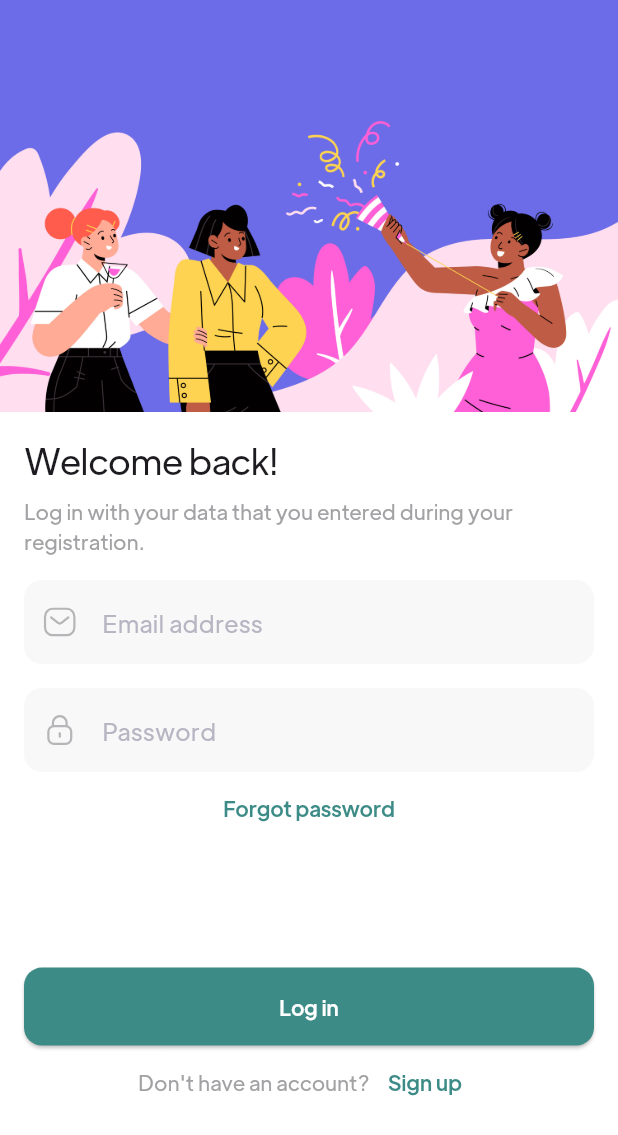
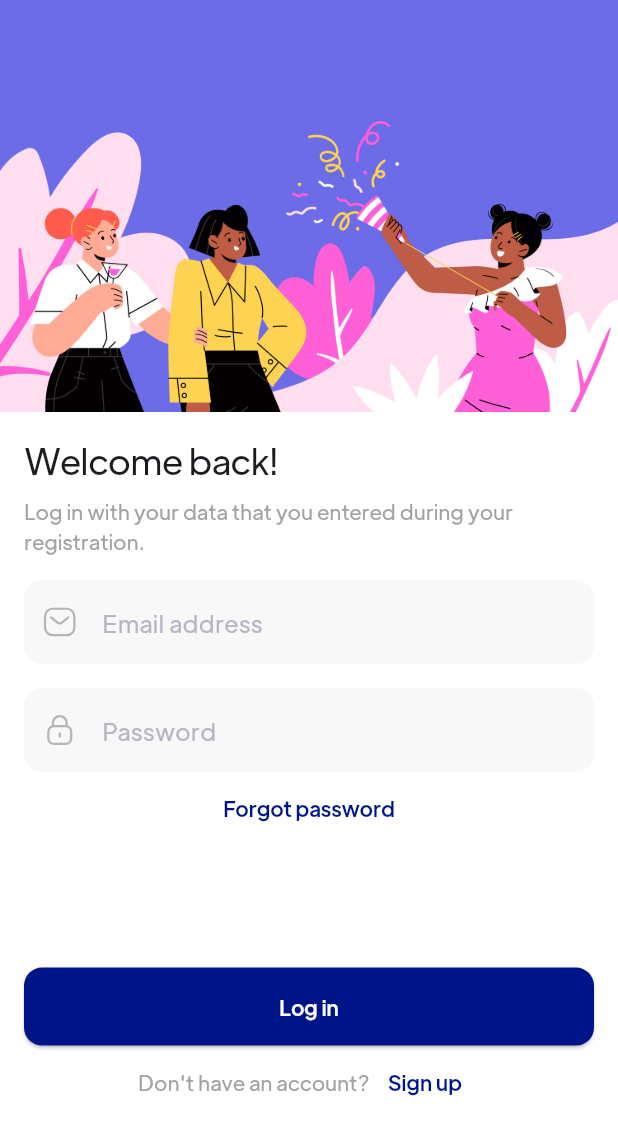
Before and after one commit to Zarathustra09/SaktoSpace, a Flutter app: the screen it shows after launch, after a tap on "Skip", on a phone screen of 412 x 824 dp. Shown: the top 1135 px of the screen. Run offline on Flutter 3.47's test engine with Material 3 defaults, Android fonts, the phone set to English and light mode, and no system bars; our stand-ins replace cached_network_image, dash_chat_2, firebase_core, firebase_messaging, flutter_rating_bar, flutter_svg and 4 more; missing offline and left inert: model_viewer_plus; accounts and stored records are empty; network calls fail.

Commit message:
feat: replaced icons and logo with FC home center along with its color pallete

```diff
--- a/lib/constants.dart
+++ b/lib/constants.dart
@@ -15,20 +15,20 @@ const grandisExtendedFont = "Grandis Extended";
 
 // On color 80, 60.... those means opacity
 
-const Color primaryColor = Color(0xFF3D8B87);
+const Color primaryColor = Color(0xFF001489); // FC Home Center Blue
 
 const MaterialColor primaryMaterialColor =
-MaterialColor(0xFF3D8B87, <int, Color>{
-  50: Color(0xFFE8F4F3),
-  100: Color(0xFFC5E4E1),
-  200: Color(0xFF9FD3CE),
-  300: Color(0xFF78C1BB),
-  400: Color(0xFF5BB3AD),
-  500: Color(0xFF3D8B87),
-  600: Color(0xFF378E8A),
-  700: Color(0xFF2F7A77),
-  800: Color(0xFF276964),
-  900: Color(0xFF1A4A47),
+    MaterialColor(0xFF001489, <int, Color>{
+  50: Color(0xFFE6E9F5),
+  100: Color(0xFFB3BEE6),
+  200: Color(0xFF8099D6),
+  300: Color(0xFF4D74C6),
+  400: Color(0xFF2656BA),
+  500: Color(0xFF001489), // Primary FC Blue
+  600: Color(0xFF00127C),
+  700: Color(0xFF000F6B),
+  800: Color(0xFF000C5B),
+  900: Color(0xFF00073D),
 });
 
 const Color blackColor = Color(0xFF16161E);
@@ -57,7 +57,7 @@ const Color darkGreyColor = Color(0xFF1C1C25);
 // const Color greyColor10 = Color(0xFFF8F8F9);
 // const Color greyColor5 = Color(0xFFFBFBFC);
 
-const Color purpleColor = Color(0xFF3D8B87);
+const Color accentBlueColor = Color(0xFF7BA4D9); // FC Home Center Light Blue
 const Color successColor = Color(0xFF2ED573);
 const Color warningColor = Color(0xFFFFBE21);
 const Color errorColor = Color(0xFFEA5B5B);
@@ -80,7 +80,7 @@ final emaildValidator = MultiValidator([
 
 const pasNotMatchErrorText = "passwords do not match";
 
-const String baseUrl = "https://saktospace.com/api";
-const String storageUrl = "https://saktospace.com";
+const String baseUrl = "http://192.168.18.78/api";
+const String storageUrl = "http://192.168.18.78";
 const String passwordResetUrl = "https://saktospace.com/password/reset";
 const String GOOGLE_GEMINI_API_KEY = "AIzaSyBlkBaoafLCQeWPk7yU9lVRNLv3XPqn-tM";
```
Also changed, not shown: assets/logo/Shoplon.svg, 21 other files.
